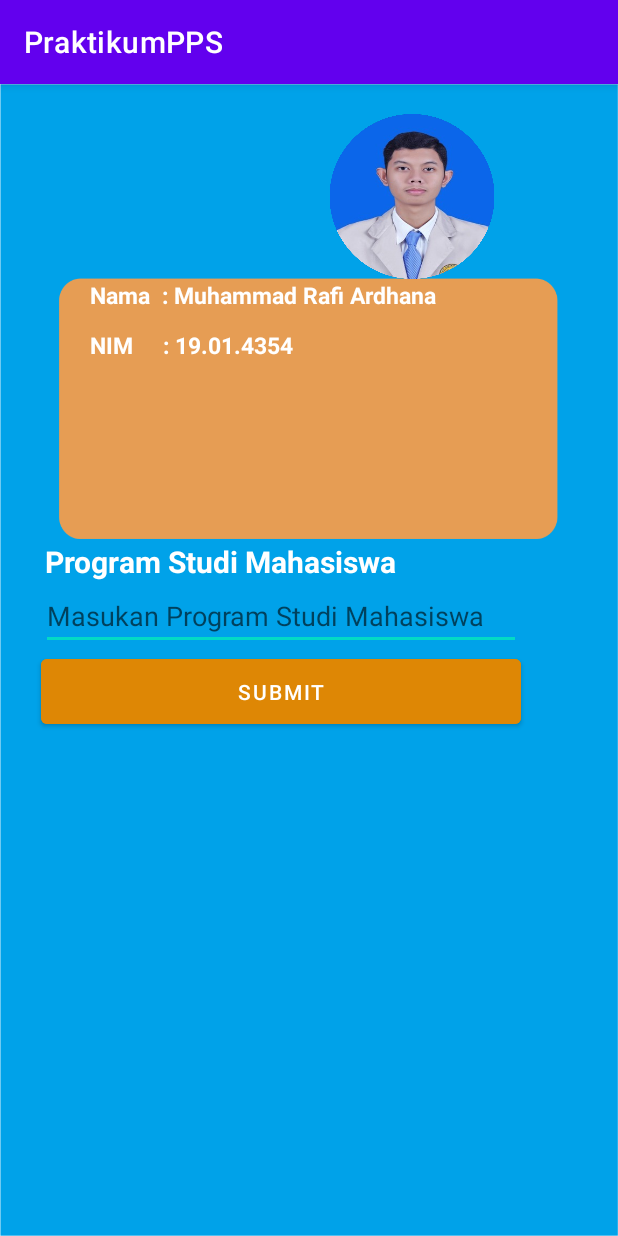
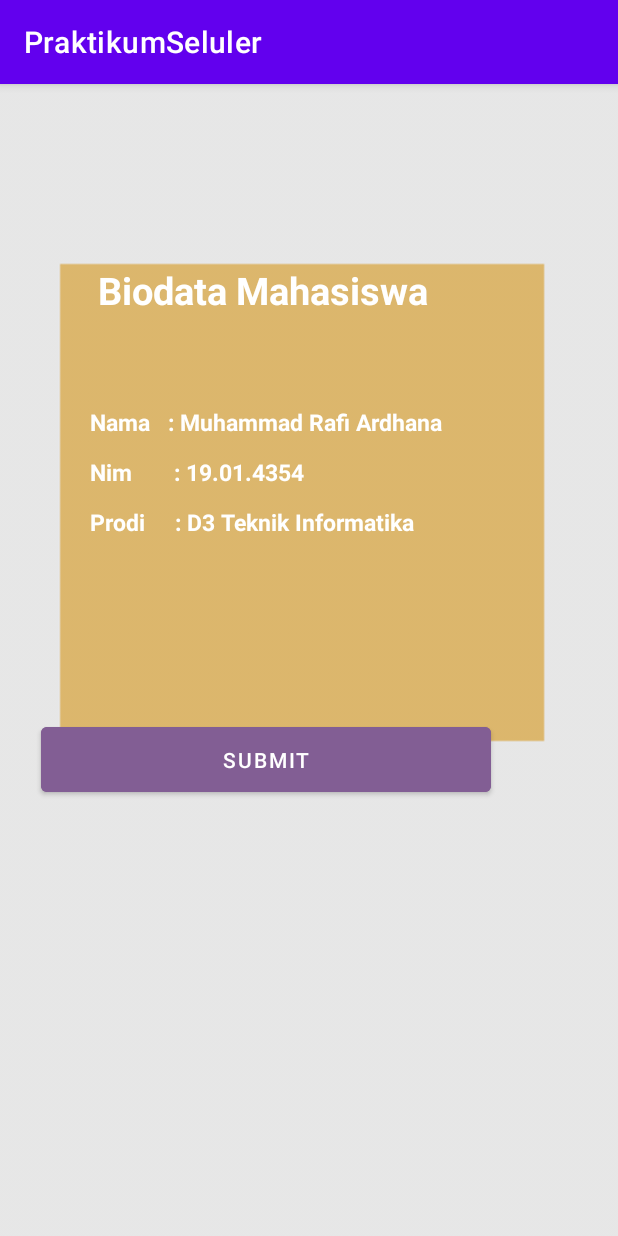
Before and after one commit to Ardhannn/PemrogaramSeluler, an Android app: the screen it shows after launch (MainActivity), on a phone screen of 412 x 824 dp. Run offline under Robolectric (Android 15) with nearby library versions, the phone set to English and light mode, and no system bars.

Commit message:
Awal Commit

```diff
--- a/app/build.gradle
+++ b/app/build.gradle
@@ -6,7 +6,7 @@ android {
     compileSdk 31
 
     defaultConfig {
-        applicationId "com.example.praktikumpps"
+        applicationId "com.example.praktikumseluler"
         minSdk 21
         targetSdk 31
         versionCode 1
--- a/app/src/main/java/com/example/praktikumpps/MainActivity.java
+++ b/app/src/main/java/com/example/praktikumseluler/MainActivity.java
@@ -1,8 +1,10 @@
-package com.example.praktikumpps;
+package com.example.praktikumseluler;
 
 import androidx.appcompat.app.AppCompatActivity;
 
 import android.os.Bundle;
+import android.view.View;
+import android.widget.Button;
 
 public class MainActivity extends AppCompatActivity {
 
@@ -11,4 +13,6 @@ public class MainActivity extends AppCompatActivity {
         super.onCreate(savedInstanceState);
         setContentView(R.layout.activity_main);
     }
+    public void onRadioButtonClicked(View view) {
+    }
 }
--- a/app/src/main/res/layout/activity_main.xml
+++ b/app/src/main/res/layout/activity_main.xml
@@ -1,4 +1,5 @@
 <?xml version="1.0" encoding="utf-8"?>
+
 <LinearLayout
     xmlns:android="http://schemas.android.com/apk/res/android"
     xmlns:app="http://schemas.android.com/apk/res-auto"
@@ -6,30 +7,37 @@
     android:layout_width="match_parent"
     android:layout_height="match_parent"
     android:orientation="vertical"
-    android:background="@drawable/rafi"
+    android:background="@drawable/rafi2"
     tools:context=".MainActivity">
 
-    <ImageView
-        android:layout_width="129dp"
-        android:layout_height="110dp"
-        android:layout_marginLeft="210dp"
-        android:layout_marginTop="20dp"
-        android:src="@drawable/profile"/>
 
     <TextView
+        android:id="@+id/etBiodataMahasiswa"
         android:layout_width="wrap_content"
         android:layout_height="wrap_content"
-        android:text="Nama  : Muhammad Rafi Ardhana"
-        android:textSize="15dp"
+        android:text="Biodata Mahasiswa"
+        android:textColor="@color/white"
         android:textStyle="bold"
-        android:textColor="#ffff"
-        android:layout_marginLeft="60dp"
-        android:layout_marginTop="0dp" />
+        android:textSize="25dp"
+        android:layout_marginTop="120dp"
+        android:layout_marginLeft="65dp"/>
 
     <TextView
+        android:id="@+id/etNama"
         android:layout_width="wrap_content"
         android:layout_height="wrap_content"
-        android:text="NIM     : 19.01.4354"
+        android:layout_marginLeft="60dp"
+        android:layout_marginTop="60dp"
+        android:text="Nama   : Muhammad Rafi Ardhana"
+        android:textColor="#ffff"
+        android:textSize="15dp"
+        android:textStyle="bold" />
+
+    <TextView
+        android:id="@+id/etNim"
+        android:layout_width="wrap_content"
+        android:layout_height="wrap_content"
+        android:text="Nim       : 19.01.4354"
         android:textSize="15dp"
         android:textStyle="bold"
         android:textColor="#ffff"
@@ -37,31 +45,24 @@
         android:layout_marginLeft="60dp"/>
 
     <TextView
+        android:id="@+id/etKelas"
         android:layout_width="wrap_content"
         android:layout_height="wrap_content"
-        android:text="Program Studi Mahasiswa"
-        android:textColor="@color/white"
+        android:text="Prodi     : D3 Teknik Informatika "
+        android:textSize="15dp"
         android:textStyle="bold"
-        android:textSize="20dp"
-        android:layout_marginTop="120dp"
-        android:layout_marginLeft="30dp"/>
-
-    <EditText
-        android:id="@+id/etMasukanProgramStudiMahasiswa"
-        android:layout_width="320dp"
-        android:layout_height="wrap_content"
-        android:layout_marginLeft="27dp"
-        android:inputType="text"
-        android:hint="Masukan Program Studi Mahasiswa"/>
+        android:textColor="#ffff"
+        android:layout_marginTop="12dp"
+        android:layout_marginLeft="60dp"/>
 
     <Button
         android:id="@+id/btnSubmit"
-        android:layout_width="320dp"
+        android:layout_width="300dp"
         android:layout_height="55dp"
         android:layout_marginLeft="27dp"
         android:text="Submit"
-        android:backgroundTint="#E8E18804"/>
-
+        android:layout_marginTop="120dp"
+        android:backgroundTint="@color/purple"/>
 
 
 </LinearLayout>
--- a/app/src/main/res/values-night/themes.xml
+++ b/app/src/main/res/values-night/themes.xml
@@ -1,6 +1,6 @@
 <resources xmlns:tools="http://schemas.android.com/tools">
     <!-- Base application theme. -->
-    <style name="Theme.PraktikumPPS" parent="Theme.MaterialComponents.DayNight.DarkActionBar">
+    <style name="Theme.PraktikumSeluler" parent="Theme.MaterialComponents.DayNight.DarkActionBar">
         <!-- Primary brand color. -->
         <item name="colorPrimary">@color/purple_200</item>
         <item name="colorPrimaryVariant">@color/purple_700</item>
--- a/app/src/main/res/values/colors.xml
+++ b/app/src/main/res/values/colors.xml
@@ -7,4 +7,5 @@
     <color name="teal_700">#FF018786</color>
     <color name="black">#FF000000</color>
     <color name="white">#FFFFFFFF</color>
+    <color name="purple">#825E94</color>
 </resources>
--- a/app/src/main/res/values/themes.xml
+++ b/app/src/main/res/values/themes.xml
@@ -1,6 +1,6 @@
 <resources xmlns:tools="http://schemas.android.com/tools">
     <!-- Base application theme. -->
-    <style name="Theme.PraktikumPPS" parent="Theme.MaterialComponents.DayNight.DarkActionBar">
+    <style name="Theme.PraktikumSeluler" parent="Theme.MaterialComponents.DayNight.DarkActionBar">
         <!-- Primary brand color. -->
         <item name="colorPrimary">@color/purple_500</item>
         <item name="colorPrimaryVariant">@color/purple_700</item>
--- a/build.gradle
+++ b/build.gradle
@@ -5,7 +5,7 @@ buildscript {
         mavenCentral()
     }
     dependencies {
-        classpath "com.android.tools.build:gradle:7.0.2"
+        classpath "com.android.tools.build:gradle:7.0.3"
 
         // NOTE: Do not place your application dependencies here; they belong
         // in the individual module build.gradle files
--- a/settings.gradle
+++ b/settings.gradle
@@ -6,5 +6,5 @@ dependencyResolutionManagement {
         jcenter() // Warning: this repository is going to shut down soon
     }
 }
-rootProject.name = "PraktikumPPS"
+rootProject.name = "PraktikumSeluler"
 include ':app'
```
Also changed, not shown: app/src/main/AndroidManifest.xml (+5 -2 lines), app/src/main/java/com/example/praktikumseluler/MainActivity2.java (added, +17 -0 lines), app/src/main/res/layout/activity_main2.xml (added, +134 -0 lines), app/src/main/res/values/strings.xml (+6 -1 lines), app/src/main/res/drawable/abcd.png (added), app/src/main/res/drawable/profile.png (deleted), app/src/main/res/drawable/rafi.png (deleted), app/src/main/res/drawable/rafi2.png (added), gradle/wrapper/gradle-wrapper.properties, 4 other files.
